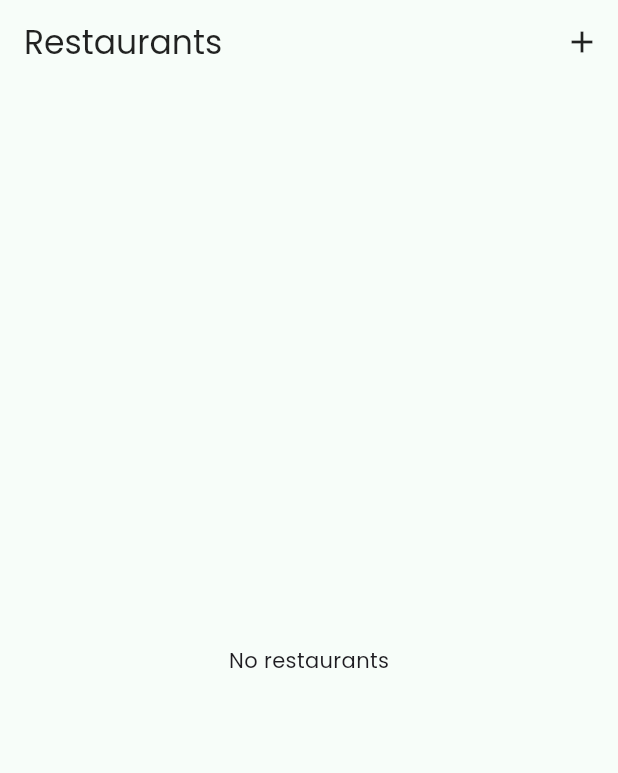
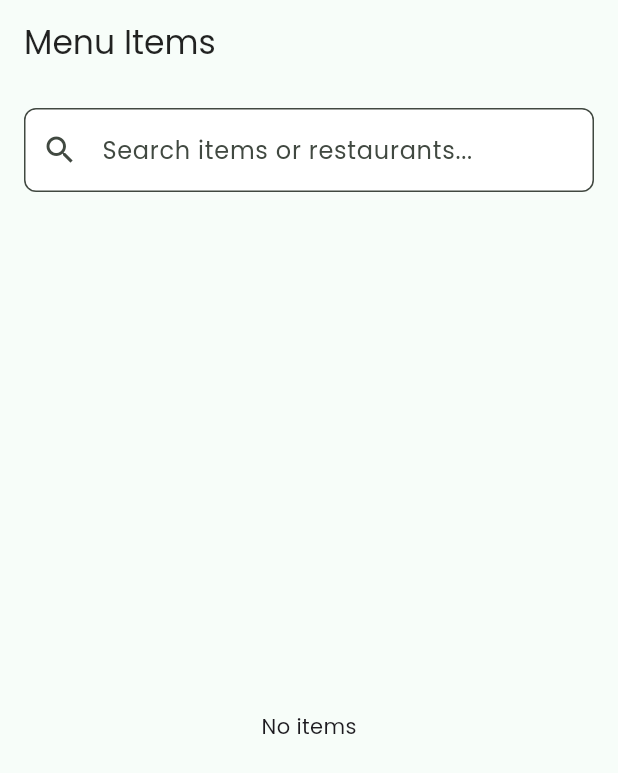
Before and after one commit to ereencaan/ClearDishFlutterCrossMobileApp, a Flutter app: the AdminDashboardScreen screen opened by its route, scrolled down 125 dp, after a tap on "Menu Items", on a phone screen of 412 x 824 dp. Shown: the top 773 px of the screen. Run offline on Flutter 3.47's test engine with Material 3 defaults, Android fonts, the phone set to English and light mode, and no system bars; our stand-ins replace equatable, fl_chart, flutter_map, flutter_riverpod, geolocator, go_router and 4 more; accounts and stored records are empty.

Commit message:
admin: add Menu Items screen and route\n- /admin/menu-items lists all menu_items with restaurant and price\n- dashboard Menu Items card navigates to new screen

```diff
--- a/lib/core/routing/app_router.dart
+++ b/lib/core/routing/app_router.dart
@@ -19,6 +19,7 @@ import 'package:cleardish/features/admin/presentation/admin_activity_screen.dart
 import 'package:cleardish/features/common/presentation/loading_screen.dart';
 import 'package:cleardish/features/admin/presentation/admin_restaurants_screen.dart';
 import 'package:cleardish/features/admin/presentation/admin_restaurant_form_screen.dart';
+import 'package:cleardish/features/admin/presentation/admin_menu_items_screen.dart';
 import 'package:cleardish/data/models/restaurant.dart';
 import 'package:cleardish/features/restaurants/presentation/restaurant_setup_screen.dart';
 
@@ -90,6 +91,11 @@ final class AppRouter {
         path: '/admin/restaurants',
         name: 'admin-restaurants',
         builder: (context, state) => const AdminRestaurantsScreen(),
+      ),
+      GoRoute(
+        path: '/admin/menu-items',
+        name: 'admin-menu-items',
+        builder: (context, state) => const AdminMenuItemsScreen(),
       ),
       GoRoute(
         path: '/admin/restaurants/new',
--- a/lib/features/admin/presentation/admin_dashboard_screen.dart
+++ b/lib/features/admin/presentation/admin_dashboard_screen.dart
@@ -138,8 +138,7 @@ class _OverviewGrid extends StatelessWidget {
         value: '—',
         icon: Icons.restaurant_menu,
         color: color.tertiaryContainer,
-        // Go to restaurants listing; menu items are managed per restaurant
-        onTap: () => context.go('/admin/restaurants'),
+        onTap: () => context.go('/admin/menu-items'),
       ),
     ];
 
--- /dev/null
+++ b/lib/features/admin/presentation/admin_menu_items_screen.dart
@@ -0,0 +1,92 @@
+import 'package:flutter/material.dart';
+import 'package:flutter_riverpod/flutter_riverpod.dart';
+import 'package:go_router/go_router.dart';
+import 'package:cleardish/data/sources/supabase_client.dart';
+
+final _menuItemsProvider =
+    FutureProvider.autoDispose<List<Map<String, dynamic>>>((ref) async {
+  final rows = await SupabaseClient.instance.supabaseClient.client
+      .from('menu_items')
+      .select('id,name,price,restaurant_id,restaurants(name)')
+      .order('name');
+  return (rows as List).cast<Map<String, dynamic>>();
+});
+
+class AdminMenuItemsScreen extends ConsumerStatefulWidget {
+  const AdminMenuItemsScreen({super.key});
+  @override
+  ConsumerState<AdminMenuItemsScreen> createState() =>
+      _AdminMenuItemsScreenState();
+}
+
+class _AdminMenuItemsScreenState
+    extends ConsumerState<AdminMenuItemsScreen> {
+  String _query = '';
+
+  @override
+  Widget build(BuildContext context) {
+    final asyncItems = ref.watch(_menuItemsProvider);
+    return Scaffold(
+      appBar: AppBar(
+        title: const Text('Menu Items'),
+      ),
+      body: Column(
+        children: [
+          Padding(
+            padding: const EdgeInsets.all(16),
+            child: TextField(
+              decoration: const InputDecoration(
+                hintText: 'Search items or restaurants...',
+                prefixIcon: Icon(Icons.search),
+              ),
+              onChanged: (v) => setState(() => _query = v.trim().toLowerCase()),
+            ),
+          ),
+          Expanded(
+            child: asyncItems.when(
+              loading: () =>
+                  const Center(child: CircularProgressIndicator()),
+              error: (e, _) => Center(child: Text('Failed: $e')),
+              data: (rows) {
+                final filtered = rows.where((m) {
+                  if (_query.isEmpty) return true;
+                  final name = (m['name'] as String? ?? '').toLowerCase();
+                  final restName =
+                      (m['restaurants']?['name'] as String? ?? '')
+                          .toLowerCase();
+                  return name.contains(_query) || restName.contains(_query);
+                }).toList();
+                if (filtered.isEmpty) {
+                  return const Center(child: Text('No items'));
+                }
+                return ListView.separated(
+                  padding: const EdgeInsets.symmetric(horizontal: 16),
+                  itemCount: filtered.length,
+                  separatorBuilder: (_, __) => const Divider(height: 1),
+                  itemBuilder: (_, i) {
+                    final row = filtered[i];
+                    final restName = row['restaurants']?['name'] as String?;
+                    final price = row['price'] as num?;
+                    return ListTile(
+                      title: Text(row['name'] as String? ?? 'Unnamed'),
+                      subtitle: Text(restName ?? '—'),
+                      trailing: price != null
+                          ? Text('£${price.toStringAsFixed(2)}')
+                          : null,
+                      onTap: () {
+                        final rid = row['restaurant_id'] as String?;
+                        if (rid != null) {
+                          context.go('/home/menu/$rid');
+                        }
+                      },
+                    );
+                  },
+                );
+              },
+            ),
+          ),
+        ],
+      ),
+    );
+  }
+}
```
